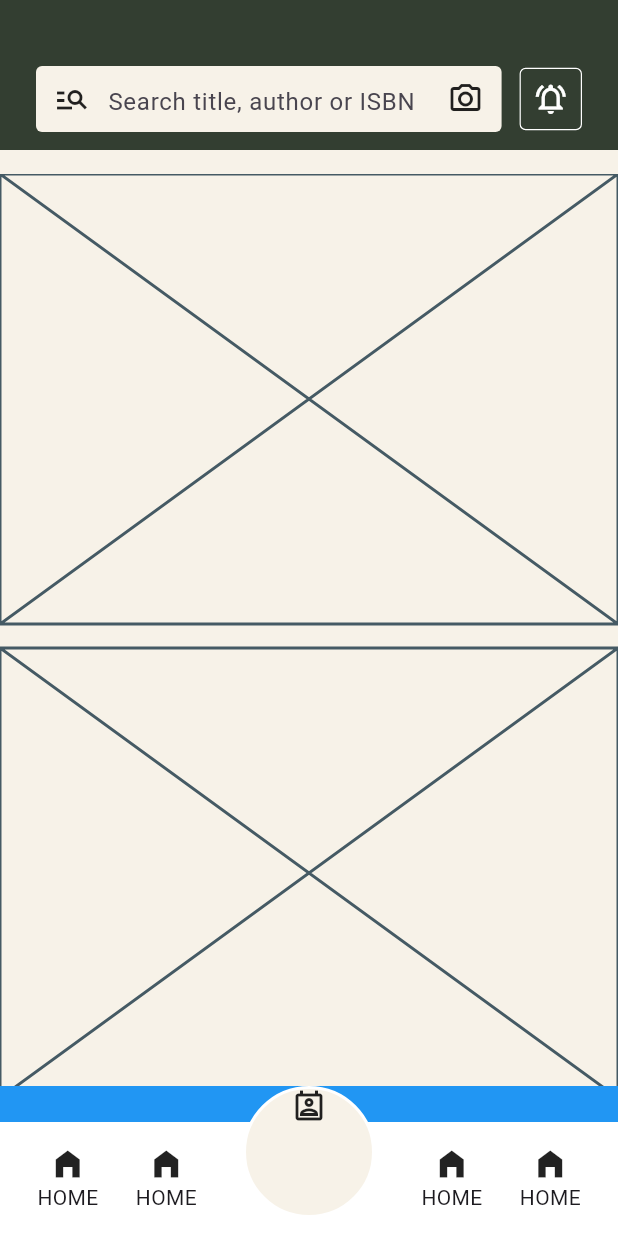
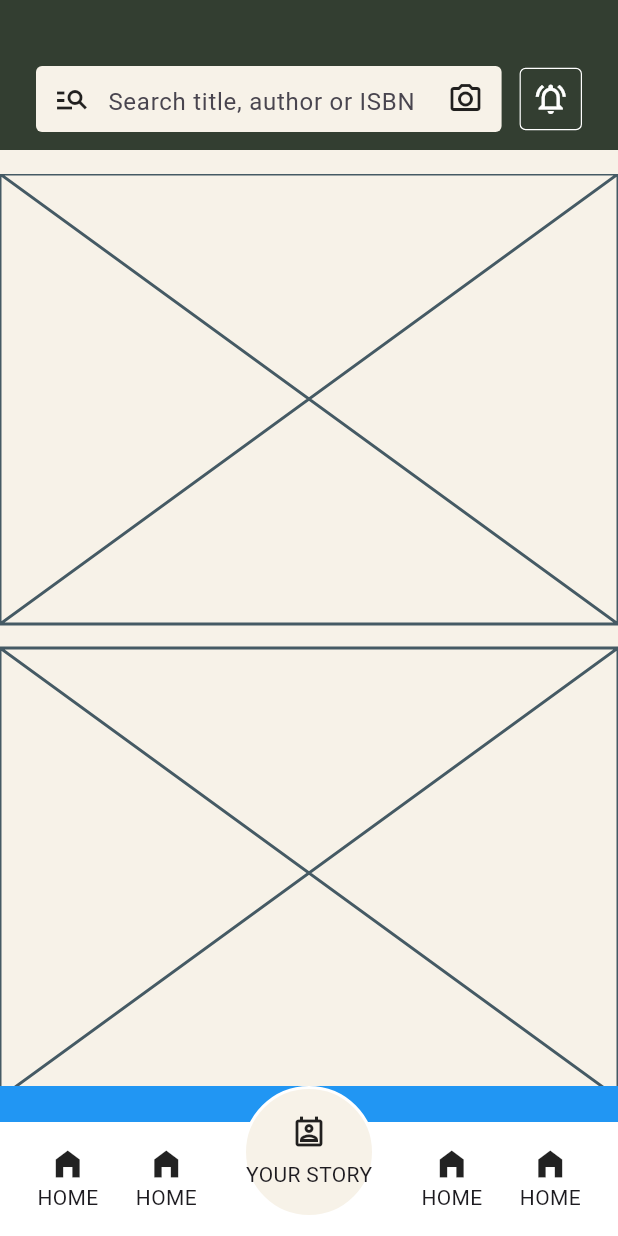
Before and after one commit to JAICHANGPARK/flutter_notebook_chapter_43, a Flutter app: the NewsFeedHomePage screen opened directly, on a phone screen of 412 x 824 dp. Run offline on Flutter 3.47's test engine with Material 3 defaults, Android fonts, the phone set to English and light mode, and no system bars; our stand-ins replace gap, hugeicons.

Commit message:
Update news_feed_home_page.dart

```diff
--- a/lib/ep2163_newsfeed_app/views/news_feed_home_page.dart
+++ b/lib/ep2163_newsfeed_app/views/news_feed_home_page.dart
@@ -193,9 +193,14 @@ class _NewsFeedHomePageState extends State<NewsFeedHomePage> {
                                 width: 2,
                               )),
                           child: Column(
+                            spacing: 6,
+                            mainAxisAlignment: MainAxisAlignment.center,
                             children: [
                               Icon(
                                 Icons.perm_contact_calendar_outlined,
+                              ),
+                              Text(
+                                "YOUR STORY",
                               )
                             ],
                           ),
```
